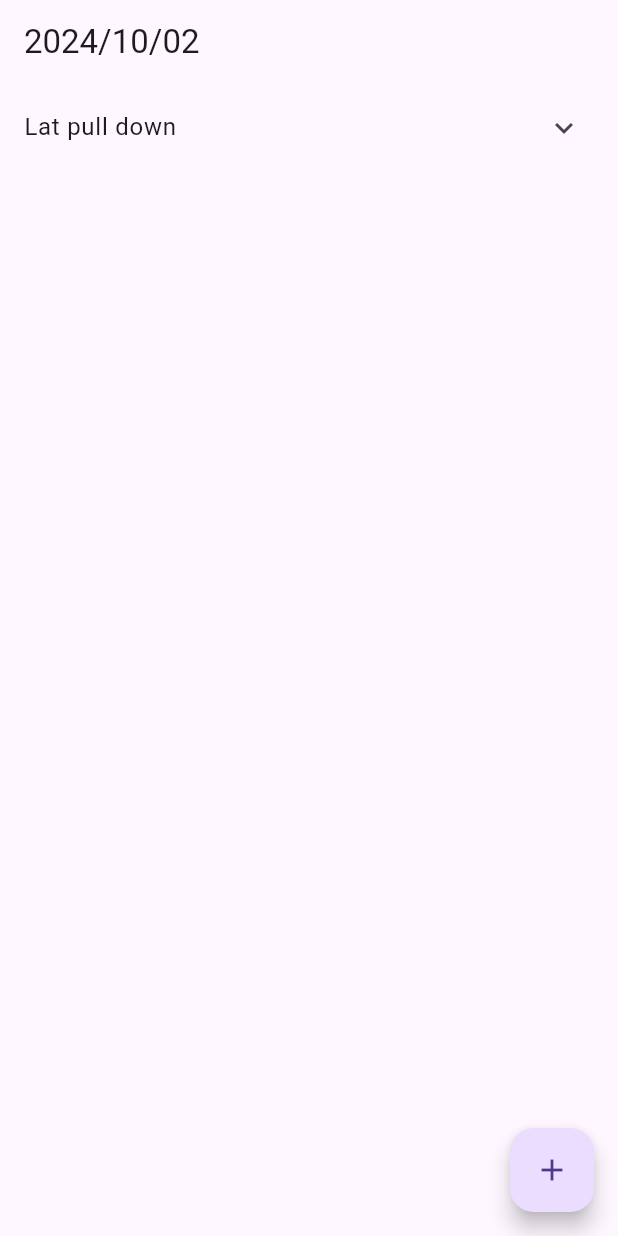
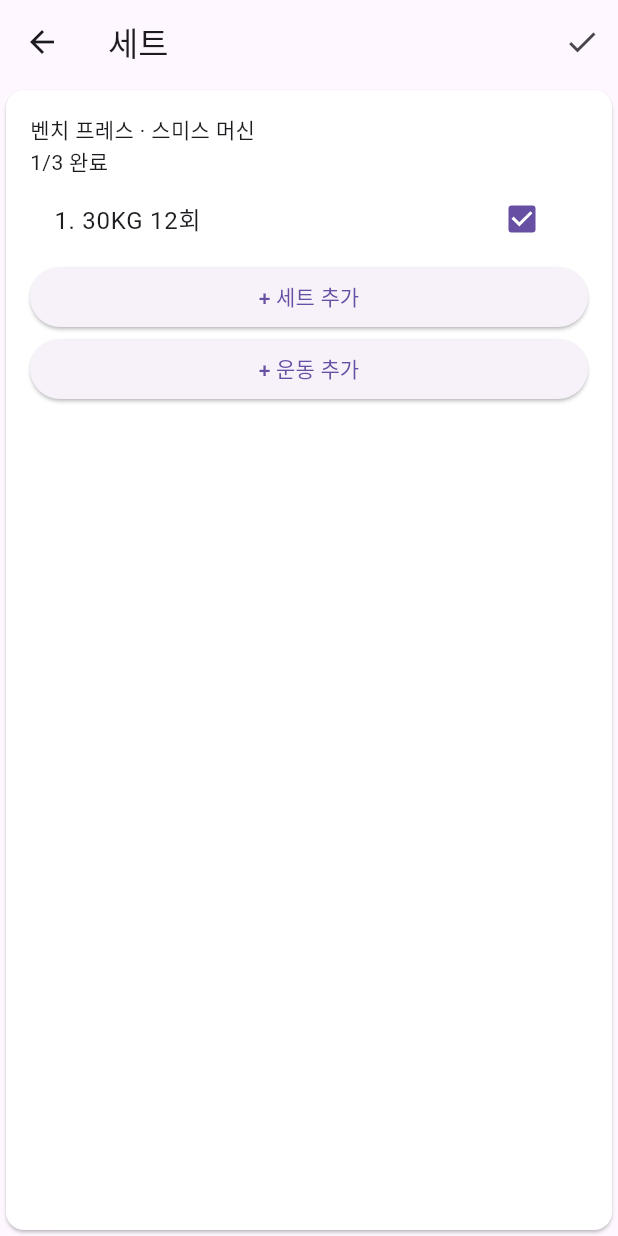
Before and after one commit to guswls6212/health_record, a Flutter app: the screen it shows after launch, on a phone screen of 412 x 824 dp. Run offline on Flutter 3.47's test engine with Material 3 defaults, Android fonts, the light colour scheme and no system bars; generated files the repository leaves out were written again.

Commit message:
add input screen example

```diff
--- a/lib/main.dart
+++ b/lib/main.dart
@@ -6,6 +6,8 @@ import 'src/settings/settings_controller.dart';
 import 'src/settings/settings_service.dart';
 import 'src/step_calendar.dart';
 import 'src/workout_list.dart';
+import 'src/workout_input.dart';
+import 'src/workout_input2.dart';
 
 void main() async {
   // Set up the SettingsController, which will glue user settings to multiple
@@ -34,7 +36,9 @@ class CalendarCheck extends StatelessWidget {
       //   colorScheme: ColorScheme.fromSeed(seedColor: Colors.deepPurple),
       //   useMaterial3: true,
       // ),
-        home: WorkoutScreen()
+      home: ExerciseSetScreen(),
+      // WorkoutRecordInput()
+      // WorkoutScreen()
       // WorkoutList()
       // StepCalendar()
 
--- /dev/null
+++ b/lib/src/workout_input2.dart
@@ -0,0 +1,59 @@
+import 'package:flutter/material.dart';
+
+class ExerciseSetScreen extends StatelessWidget {
+  @override
+  Widget build(BuildContext context) {
+    return Scaffold(
+      appBar: AppBar(
+        leading: IconButton(
+          icon: Icon(Icons.arrow_back),
+          onPressed: () {
+            // 뒤로 가기 기능 구현
+          },
+        ),
+        title: Text('세트'),
+        actions: [
+          IconButton(
+            icon: Icon(Icons.check),
+            onPressed: () {
+              // 완료 버튼 기능 구현
+            },
+          ),
+        ],
+      ),
+      body: Card(
+        color: Colors.white,
+        child: Padding(
+          padding: const EdgeInsets.all(16.0),
+          child: ListView(
+            children: [
+              // Image.asset('assets/images/bench_press.png'),
+              Text('벤치 프레스 · 스미스 머신'),
+              Text('1/3 완료'),
+              CheckboxListTile(
+                title: Text('1. 30KG 12회'),
+                value: true, // 초기값 설정
+                onChanged: (value) {
+                  // 체크박스 변경 시 처리 로직
+                },
+              ),
+              // ... 다른 세트 정보
+              ElevatedButton(
+                onPressed: () {
+                  // 세트 추가 기능 구현
+                },
+                child: Text('+ 세트 추가'),
+              ),
+              ElevatedButton(
+                onPressed: () {
+                  // 운동 추가 기능 구현
+                },
+                child: Text('+ 운동 추가'),
+              ),
+            ],
+          ),
+        ),
+      ),
+    );
+  }
+}
```
Also changed, not shown: lib/src/workout_input.dart (added, +104 -0 lines). Lines whose indentation alone changed are shown as unchanged.
